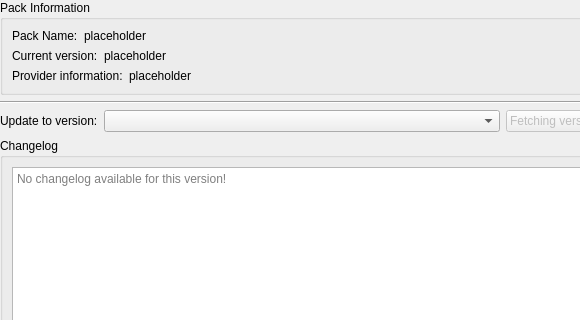
Old version of the form launcher/ui/pages/instance/ManagedPackPage.ui in the repository FreesmTeam/FreesmLauncher; both pictures show x 0 to 580 and y 0 to 320 of the 731 by 538 pixel window.
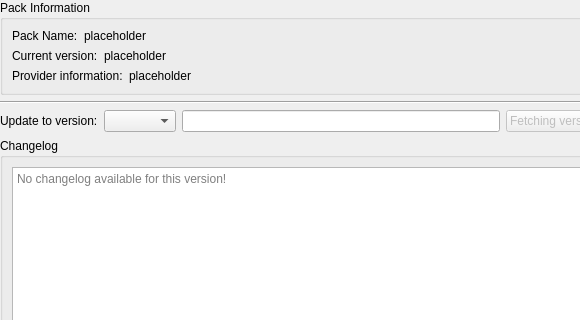
New version of the form. Custom widgets are drawn as their Qt base class.

```diff
--- a/launcher/ui/pages/instance/ManagedPackPage.ui
+++ b/launcher/ui/pages/instance/ManagedPackPage.ui
@@ -137,6 +137,9 @@
        <item>
         <widget class="QComboBox" name="versionsComboBox"/>
        </item>
+       <item>
+        <widget class="QLineEdit" name="urlLine"/>
+       </item>
        <item>
         <widget class="QPushButton" name="updateButton">
          <property name="enabled">
```
